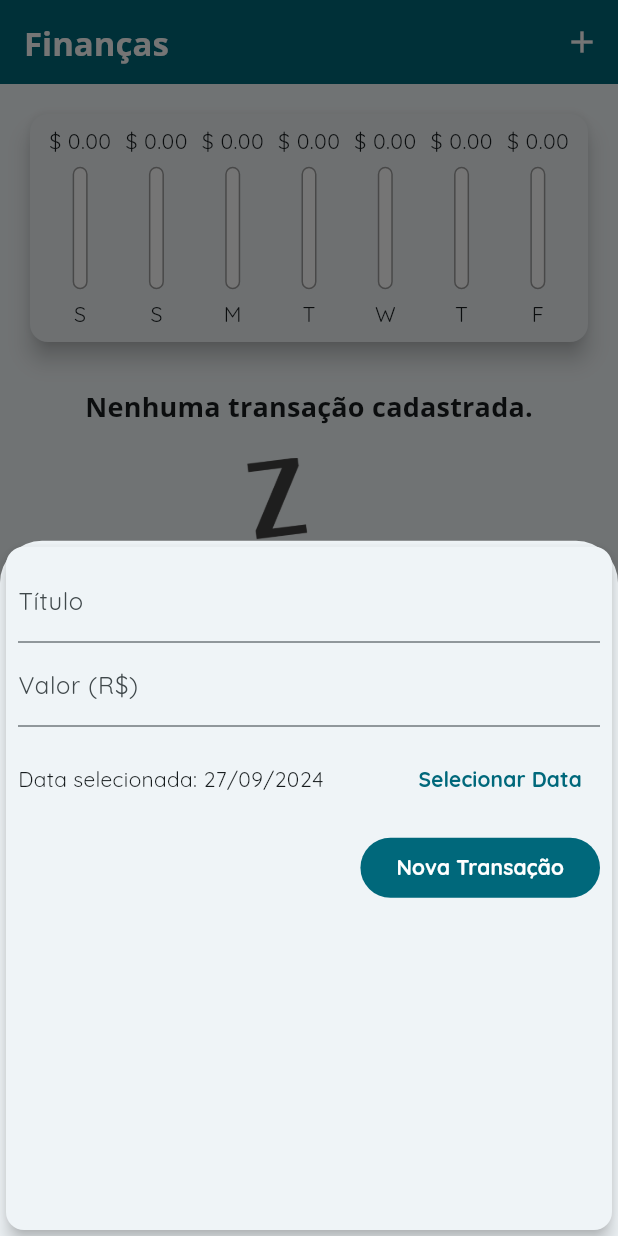
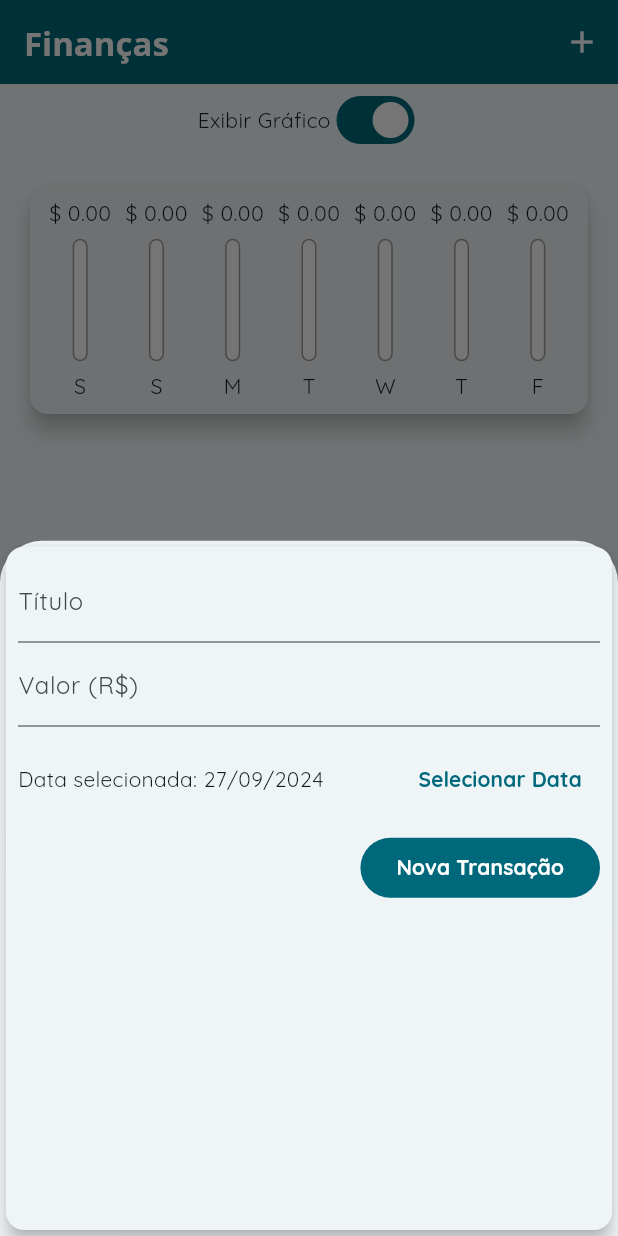
Before and after one commit to f3lipems/Finances, a Flutter app: the screen it shows after launch, after a tap on the "add" icon, on a phone screen of 412 x 824 dp. Run offline on Flutter 3.47's test engine with Material 3 defaults, Android fonts, the phone set to English and light mode, and no system bars.

```diff
--- a/lib/main.dart
+++ b/lib/main.dart
@@ -56,6 +56,7 @@ class MyHomePage extends StatefulWidget {
 
 class _MyHomePageState extends State<MyHomePage> {
   final List<Transaction> _trasactions = [];
+  bool _showChart = true;
 
   List<Transaction> get _recentTransactions {
     return _trasactions.where((tr) {
@@ -118,10 +119,26 @@ class _MyHomePageState extends State<MyHomePage> {
         child: Column(
           crossAxisAlignment: CrossAxisAlignment.stretch,
           children: <Widget>[
+            Row(
+              mainAxisAlignment: MainAxisAlignment.center,
+              children: [
+                const Text('Exibir Gráfico'),
+                Switch(
+                  value: _showChart,
+                  onChanged: (value) {
+                    setState(() {
+                      _showChart = value;
+                    });
+                  },
+                ),
+              ],
+            ),
+            if (_showChart)
               SizedBox(
                 height: availableHeight * 0.25,
                 child: Chart(recentTransactions: _recentTransactions),
               ),
+            if (!_showChart)
               SizedBox(
                 height: availableHeight * 0.75,
                 child: TransactionList(transaction: _trasactions, onRemove: _deleteTransaction),
```
Lines whose indentation alone changed are shown as unchanged.
